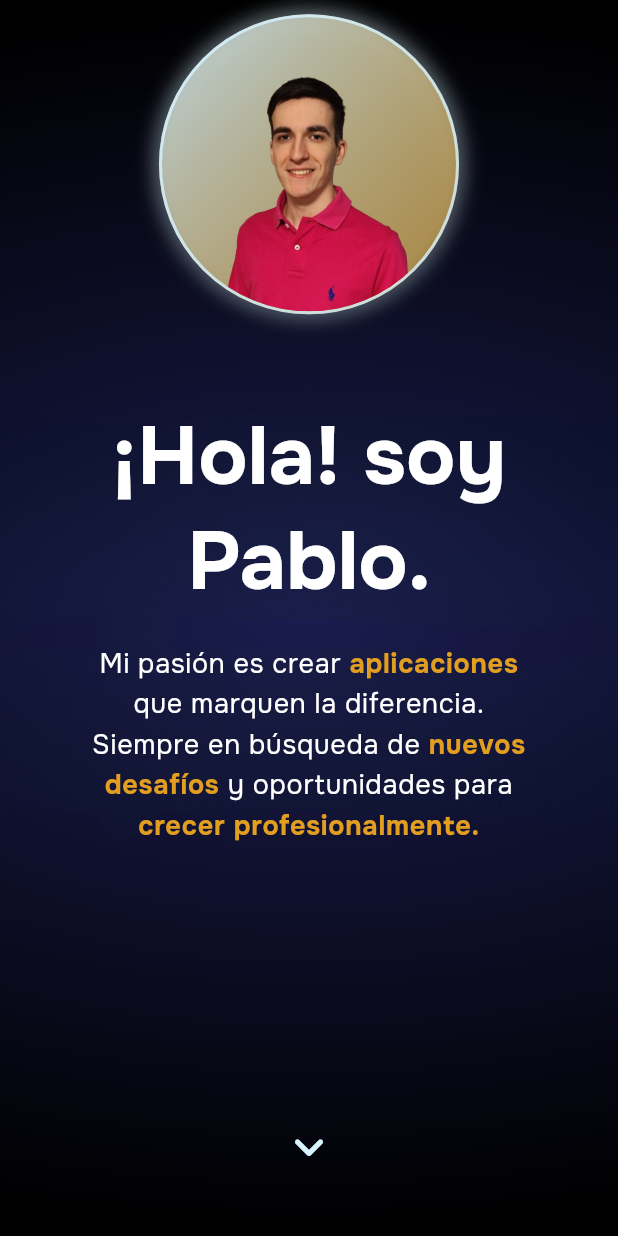
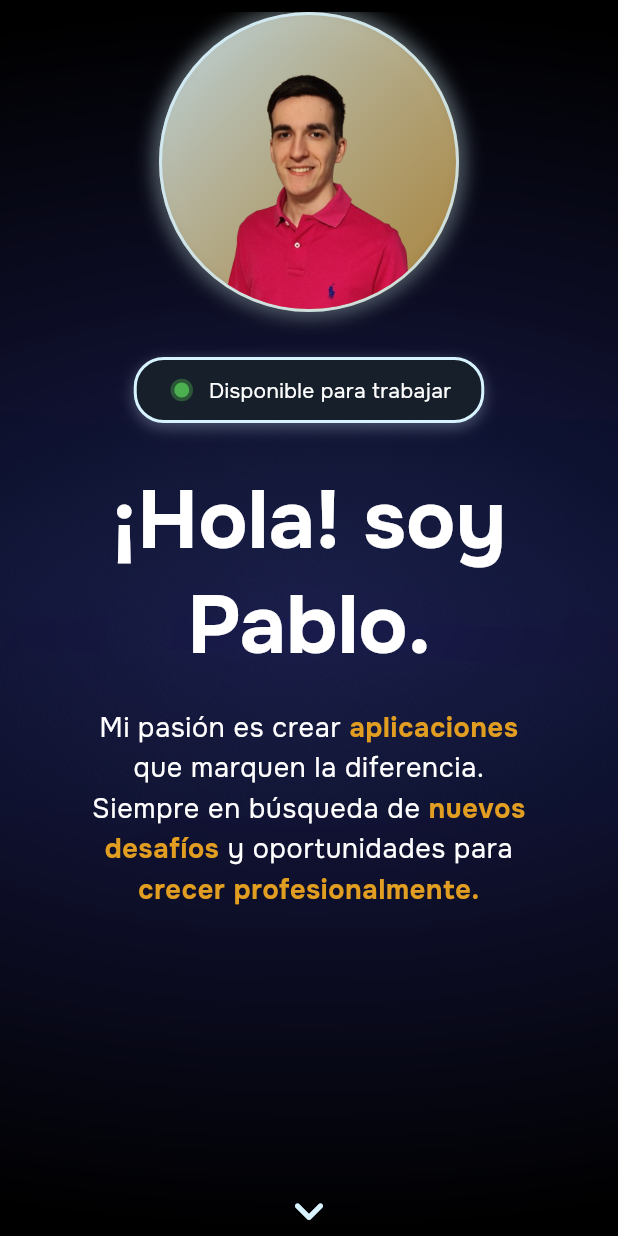
Before and after one commit to PPereaC/porfolio, a Flutter app: the screen it shows after launch, on a phone screen of 412 x 824 dp. Run offline on Flutter 3.47's test engine with Material 3 defaults, Android fonts, the phone set to English and light mode, and no system bars; our stand-ins replace animate_do.

Commit message:
add: Notificación de 'Disponible para trabajar'

```diff
--- a/lib/presentation/sections/introduction_section.dart
+++ b/lib/presentation/sections/introduction_section.dart
@@ -1,5 +1,7 @@
 import 'package:animate_do/animate_do.dart';
 import 'package:flutter/material.dart';
+
+import '../widgets/job_notification.dart';
 
 class IntroductionSection extends StatelessWidget {
   const IntroductionSection({super.key});
@@ -17,7 +19,7 @@ class IntroductionSection extends StatelessWidget {
             SizedBox(height: 30),
 
             // Notificación flotante
-            // const JobNotification(),
+            JobNotification(),
 
             SizedBox(height: 30),
 
@@ -218,9 +220,11 @@ class __ArrowDownState extends State<_ArrowDown> {
           _animate = true;
         });
         await Future.delayed(const Duration(milliseconds: 800));
+        if (mounted) {
           setState(() {
             _animate = false;
           });
+        }
         await Future.delayed(const Duration(seconds: 8));
       } else {
         await Future.delayed(const Duration(milliseconds: 100));
@@ -246,6 +250,12 @@ class __ArrowDownState extends State<_ArrowDown> {
   Widget build(BuildContext context) {
     final colors = Theme.of(context).colorScheme;
 
+    return LayoutBuilder(
+      builder: (context, constraints) {
+        WidgetsBinding.instance.addPostFrameCallback((_) {
+          _isResizing = false;
+        });
+
         return Bounce(
           animate: _animate,
           from: 8,
@@ -256,5 +266,7 @@ class __ArrowDownState extends State<_ArrowDown> {
             color: colors.primary,
           ),
         );
+      },
+    );
   }
 }
--- /dev/null
+++ b/lib/presentation/widgets/blinking_dot.dart
@@ -0,0 +1,103 @@
+import 'package:flutter/material.dart';
+
+class BlinkingDot extends StatefulWidget {
+  final Color color;
+  const BlinkingDot({super.key, required this.color});
+
+  @override
+  BlinkingDotState createState() => BlinkingDotState();
+}
+
+class BlinkingDotState extends State<BlinkingDot> with SingleTickerProviderStateMixin {
+  late AnimationController _controller;
+
+  @override
+  void initState() {
+    super.initState();
+    _controller = AnimationController(
+      vsync: this,
+      duration: const Duration(seconds: 2),
+    );
+
+    // Función recursiva para manejar el ciclo de animación
+    void animate() async {
+      if (!mounted) return;
+
+      await _controller.forward();
+      await _controller.reverse();
+      await Future.delayed(const Duration(seconds: 3));
+
+      if (mounted) animate();
+    }
+
+    // Iniciar el ciclo
+    animate();
+  }
+
+  @override
+  void dispose() {
+    _controller.dispose();
+    super.dispose();
+  }
+
+  @override
+  Widget build(BuildContext context) {
+    return CustomPaint(
+      painter: _WavePainter(
+        animation: _controller,
+        color: widget.color,
+      ),
+      child: Container(
+        width: 20,
+        height: 20,
+        alignment: Alignment.center,
+        child: Container(
+          width: 10,
+          height: 10,
+          decoration: BoxDecoration(
+            color: widget.color,
+            shape: BoxShape.circle,
+          ),
+        ),
+      ),
+    );
+  }
+}
+
+class _WavePainter extends CustomPainter {
+  final Animation<double> animation;
+  final Color color;
+
+  _WavePainter({required this.animation, required this.color}) : super(repaint: animation);
+
+  @override
+  void paint(Canvas canvas, Size size) {
+    final double progress = animation.value;
+    final double maxRadius = size.width * 0.7;
+    final double radius = maxRadius * progress;
+
+    final paint = Paint()
+      ..color = color.withOpacity(0.5 * (1 - progress)) // Opacidad
+      ..style = PaintingStyle.stroke
+      ..strokeWidth = 8; // Grosor
+
+    // Dibujar la onda principal
+    canvas.drawCircle(size.center(Offset.zero), radius, paint);
+
+    // Dibujar una segunda onda para mayor efecto
+    final double secondaryProgress = (progress - 0.3).clamp(0.0, 1.0);
+    final double secondaryRadius = maxRadius * secondaryProgress;
+
+    if (secondaryProgress > 0) {
+      final paintSecondary = Paint()
+        ..color = color.withOpacity(0.3 * (1 - secondaryProgress))
+        ..style = PaintingStyle.stroke
+        ..strokeWidth = 4;
+
+      canvas.drawCircle(size.center(Offset.zero), secondaryRadius, paintSecondary);
+    }
+  }
+
+  @override
+  bool shouldRepaint(covariant _WavePainter oldDelegate) => true;
+}
--- /dev/null
+++ b/lib/presentation/widgets/job_notification.dart
@@ -0,0 +1,47 @@
+import 'package:animate_do/animate_do.dart';
+import 'package:flutter/material.dart';
+
+import 'blinking_dot.dart';
+
+class JobNotification extends StatelessWidget {
+  const JobNotification({super.key});
+
+  @override
+  Widget build(BuildContext context) {
+    final textTheme = Theme.of(context).textTheme;
+    final colors = Theme.of(context).colorScheme;
+
+    return FadeInRight(
+      duration: const Duration(milliseconds: 800),
+      child: Container(
+        padding: const EdgeInsets.symmetric(horizontal: 20, vertical: 10),
+        decoration: BoxDecoration(
+          color: colors.surface,
+          borderRadius: BorderRadius.circular(20),
+          border: Border.all(
+            color: colors.primary,
+            width: 2,
+          ),
+          boxShadow: [
+            BoxShadow(
+              color: colors.primary.withOpacity(0.3),
+              blurRadius: 8,
+              offset: const Offset(0, 3),
+            ),
+          ],
+        ),
+        child: Row(
+          mainAxisSize: MainAxisSize.min,
+          children: [
+            const BlinkingDot(color: Colors.green),
+            const SizedBox(width: 8),
+            Text(
+              'Disponible para trabajar',
+              style: textTheme.bodyMedium
+            ),
+          ],
+        ),
+      ),
+    );
+  }
+}
```
Lines whose indentation alone changed are shown as unchanged.
